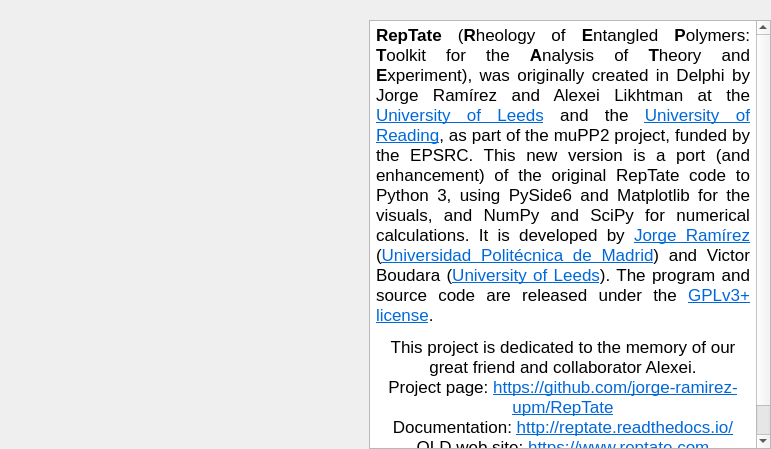
Qt form RepTate/gui/AboutDialog.ui (jorge-ramirez-upm/RepTate) before a commit.
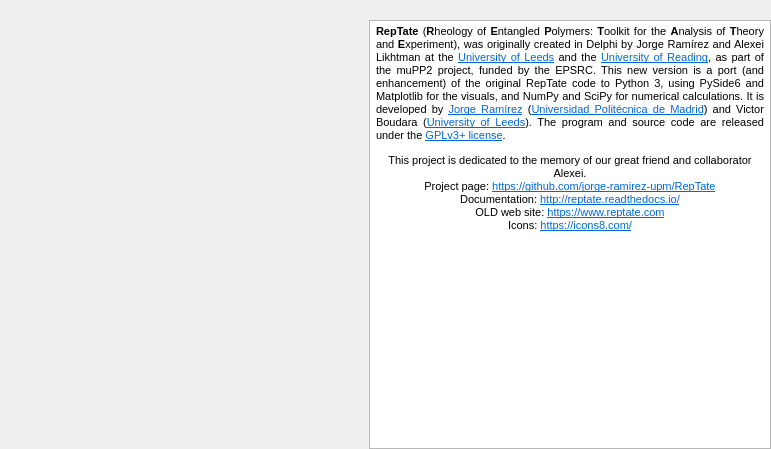
The same form after that commit. Icons and pictures are not drawn.

Commit message: Changed font of About dialog

```diff
--- a/RepTate/gui/AboutDialog.ui
+++ b/RepTate/gui/AboutDialog.ui
@@ -171,11 +171,11 @@
         </property>
         <property name="html">
          <string>&lt;!DOCTYPE HTML PUBLIC &quot;-//W3C//DTD HTML 4.0//EN&quot; &quot;http://www.w3.org/TR/REC-html40/strict.dtd&quot;&gt;
-&lt;html&gt;&lt;head&gt;&lt;meta name=&quot;qrichtext&quot; content=&quot;1&quot; /&gt;&lt;style type=&quot;text/css&quot;&gt;
+&lt;html&gt;&lt;head&gt;&lt;meta name=&quot;qrichtext&quot; content=&quot;1&quot; /&gt;&lt;meta charset=&quot;utf-8&quot; /&gt;&lt;style type=&quot;text/css&quot;&gt;
 p, li { white-space: pre-wrap; }
-&lt;/style&gt;&lt;/head&gt;&lt;body style=&quot; font-family:'.SF NS Text'; font-size:13pt; font-weight:400; font-style:normal;&quot;&gt;
-&lt;p align=&quot;justify&quot; style=&quot; margin-top:0px; margin-bottom:0px; margin-left:2px; margin-right:2px; -qt-block-indent:0; text-indent:0px;&quot;&gt;&lt;span style=&quot; font-weight:600;&quot;&gt;RepTate&lt;/span&gt; (&lt;span style=&quot; font-weight:600;&quot;&gt;R&lt;/span&gt;heology of &lt;span style=&quot; font-weight:600;&quot;&gt;E&lt;/span&gt;ntangled &lt;span style=&quot; font-weight:600;&quot;&gt;P&lt;/span&gt;olymers: &lt;span style=&quot; font-weight:600;&quot;&gt;T&lt;/span&gt;oolkit for the &lt;span style=&quot; font-weight:600;&quot;&gt;A&lt;/span&gt;nalysis of &lt;span style=&quot; font-weight:600;&quot;&gt;T&lt;/span&gt;heory and &lt;span style=&quot; font-weight:600;&quot;&gt;E&lt;/span&gt;xperiment), was originally created in Delphi by Jorge Ramírez and Alexei Likhtman at the &lt;a href=&quot;http://www.leeds.ac.uk/&quot;&gt;&lt;span style=&quot; text-decoration: underline; color:#0068da;&quot;&gt;University of Leeds&lt;/span&gt;&lt;/a&gt; and the &lt;a href=&quot;http://www.reading.ac.uk/&quot;&gt;&lt;span style=&quot; text-decoration: underline; color:#0068da;&quot;&gt;University of Reading&lt;/span&gt;&lt;/a&gt;, as part of the muPP2 project, funded by the EPSRC. This new version is a port (and enhancement) of the original RepTate code to Python 3, using PySide6 and Matplotlib for the visuals, and NumPy and SciPy for numerical calculations. It is developed by &lt;a href=&quot;mailto: jorge.ramirez@upm.es&quot;&gt;&lt;span style=&quot; text-decoration: underline; color:#0068da;&quot;&gt;Jorge Ramírez&lt;/span&gt;&lt;/a&gt; (&lt;a href=&quot;http://www.upm.es&quot;&gt;&lt;span style=&quot; text-decoration: underline; color:#0068da;&quot;&gt;Universidad Politécnica de Madrid&lt;/span&gt;&lt;/a&gt;) and Victor Boudara (&lt;a href=&quot;http://www.leeds.ac.uk&quot;&gt;&lt;span style=&quot; text-decoration: underline; color:#0068da;&quot;&gt;University of Leeds&lt;/span&gt;&lt;/a&gt;). The program and source code are released under the &lt;a href=&quot;https://www.gnu.org/licenses/gpl-3.0.en.html&quot;&gt;&lt;span style=&quot; text-decoration: underline; color:#0068da;&quot;&gt;GPLv3+ license&lt;/span&gt;&lt;/a&gt;.&lt;/p&gt;
-&lt;p align=&quot;center&quot; style=&quot; margin-top:12px; margin-bottom:12px; margin-left:0px; margin-right:0px; -qt-block-indent:0; text-indent:0px;&quot;&gt;This project is dedicated to the memory of our great friend and collaborator Alexei.&lt;br /&gt;Project page: &lt;a href=&quot;https://github.com/jorge-ramirez-upm/RepTate&quot;&gt;&lt;span style=&quot; text-decoration: underline; color:#0068da;&quot;&gt;https://github.com/jorge-ramirez-upm/RepTate&lt;/span&gt;&lt;/a&gt;&lt;br /&gt;Documentation: &lt;a href=&quot;https://reptate.readthedocs.io/&quot;&gt;&lt;span style=&quot; text-decoration: underline; color:#0068da;&quot;&gt;http://reptate.readthedocs.io/&lt;/span&gt;&lt;/a&gt;&lt;br /&gt;OLD web site: &lt;a href=&quot;http://www.reptate.com&quot;&gt;&lt;span style=&quot; text-decoration: underline; color:#0068da;&quot;&gt;https://www.reptate.com&lt;/span&gt;&lt;/a&gt;&lt;br /&gt;Icons: &lt;a href=&quot;https://icons8.com/&quot;&gt;&lt;span style=&quot; text-decoration: underline; color:#0068da;&quot;&gt;https://icons8.com/&lt;/span&gt;&lt;/a&gt;&lt;/p&gt;&lt;/body&gt;&lt;/html&gt;</string>
+&lt;/style&gt;&lt;/head&gt;&lt;body style=&quot; font-family:'Segoe UI'; font-size:9pt; font-weight:400; font-style:normal;&quot;&gt;
+&lt;p align=&quot;justify&quot; style=&quot; margin-top:0px; margin-bottom:0px; margin-left:2px; margin-right:2px; -qt-block-indent:0; text-indent:0px;&quot;&gt;&lt;span style=&quot; font-family:'.SF NS Text'; font-size:8pt; font-weight:600;&quot;&gt;RepTate&lt;/span&gt;&lt;span style=&quot; font-family:'.SF NS Text'; font-size:8pt;&quot;&gt; (&lt;/span&gt;&lt;span style=&quot; font-family:'.SF NS Text'; font-size:8pt; font-weight:600;&quot;&gt;R&lt;/span&gt;&lt;span style=&quot; font-family:'.SF NS Text'; font-size:8pt;&quot;&gt;heology of &lt;/span&gt;&lt;span style=&quot; font-family:'.SF NS Text'; font-size:8pt; font-weight:600;&quot;&gt;E&lt;/span&gt;&lt;span style=&quot; font-family:'.SF NS Text'; font-size:8pt;&quot;&gt;ntangled &lt;/span&gt;&lt;span style=&quot; font-family:'.SF NS Text'; font-size:8pt; font-weight:600;&quot;&gt;P&lt;/span&gt;&lt;span style=&quot; font-family:'.SF NS Text'; font-size:8pt;&quot;&gt;olymers: &lt;/span&gt;&lt;span style=&quot; font-family:'.SF NS Text'; font-size:8pt; font-weight:600;&quot;&gt;T&lt;/span&gt;&lt;span style=&quot; font-family:'.SF NS Text'; font-size:8pt;&quot;&gt;oolkit for the &lt;/span&gt;&lt;span style=&quot; font-family:'.SF NS Text'; font-size:8pt; font-weight:600;&quot;&gt;A&lt;/span&gt;&lt;span style=&quot; font-family:'.SF NS Text'; font-size:8pt;&quot;&gt;nalysis of &lt;/span&gt;&lt;span style=&quot; font-family:'.SF NS Text'; font-size:8pt; font-weight:600;&quot;&gt;T&lt;/span&gt;&lt;span style=&quot; font-family:'.SF NS Text'; font-size:8pt;&quot;&gt;heory and &lt;/span&gt;&lt;span style=&quot; font-family:'.SF NS Text'; font-size:8pt; font-weight:600;&quot;&gt;E&lt;/span&gt;&lt;span style=&quot; font-family:'.SF NS Text'; font-size:8pt;&quot;&gt;xperiment), was originally created in Delphi by Jorge Ramírez and Alexei Likhtman at the &lt;/span&gt;&lt;a href=&quot;http://www.leeds.ac.uk/&quot;&gt;&lt;span style=&quot; font-family:'.SF NS Text'; font-size:8pt; text-decoration: underline; color:#0068da;&quot;&gt;University of Leeds&lt;/span&gt;&lt;/a&gt;&lt;span style=&quot; font-family:'.SF NS Text'; font-size:8pt;&quot;&gt; and the &lt;/span&gt;&lt;a href=&quot;http://www.reading.ac.uk/&quot;&gt;&lt;span style=&quot; font-family:'.SF NS Text'; font-size:8pt; text-decoration: underline; color:#0068da;&quot;&gt;University of Reading&lt;/span&gt;&lt;/a&gt;&lt;span style=&quot; font-family:'.SF NS Text'; font-size:8pt;&quot;&gt;, as part of the muPP2 project, funded by the EPSRC. This new version is a port (and enhancement) of the original RepTate code to Python 3, using PySide6 and Matplotlib for the visuals, and NumPy and SciPy for numerical calculations. It is developed by &lt;/span&gt;&lt;a href=&quot;mailto: jorge.ramirez@upm.es&quot;&gt;&lt;span style=&quot; font-family:'.SF NS Text'; font-size:8pt; text-decoration: underline; color:#0068da;&quot;&gt;Jorge Ramírez&lt;/span&gt;&lt;/a&gt;&lt;span style=&quot; font-family:'.SF NS Text'; font-size:8pt;&quot;&gt; (&lt;/span&gt;&lt;a href=&quot;http://www.upm.es&quot;&gt;&lt;span style=&quot; font-family:'.SF NS Text'; font-size:8pt; text-decoration: underline; color:#0068da;&quot;&gt;Universidad Politécnica de Madrid&lt;/span&gt;&lt;/a&gt;&lt;span style=&quot; font-family:'.SF NS Text'; font-size:8pt;&quot;&gt;) and Victor Boudara (&lt;/span&gt;&lt;a href=&quot;http://www.leeds.ac.uk&quot;&gt;&lt;span style=&quot; font-family:'.SF NS Text'; font-size:8pt; text-decoration: underline; color:#0068da;&quot;&gt;University of Leeds&lt;/span&gt;&lt;/a&gt;&lt;span style=&quot; font-family:'.SF NS Text'; font-size:8pt;&quot;&gt;). The program and source code are released under the &lt;/span&gt;&lt;a href=&quot;https://www.gnu.org/licenses/gpl-3.0.en.html&quot;&gt;&lt;span style=&quot; font-family:'.SF NS Text'; font-size:8pt; text-decoration: underline; color:#0068da;&quot;&gt;GPLv3+ license&lt;/span&gt;&lt;/a&gt;&lt;span style=&quot; font-family:'.SF NS Text'; font-size:8pt;&quot;&gt;.&lt;/span&gt;&lt;/p&gt;
+&lt;p align=&quot;center&quot; style=&quot; margin-top:12px; margin-bottom:12px; margin-left:0px; margin-right:0px; -qt-block-indent:0; text-indent:0px;&quot;&gt;&lt;span style=&quot; font-family:'.SF NS Text'; font-size:8pt;&quot;&gt;This project is dedicated to the memory of our great friend and collaborator Alexei.&lt;br /&gt;Project page: &lt;/span&gt;&lt;a href=&quot;https://github.com/jorge-ramirez-upm/RepTate&quot;&gt;&lt;span style=&quot; font-family:'.SF NS Text'; font-size:8pt; text-decoration: underline; color:#0068da;&quot;&gt;https://github.com/jorge-ramirez-upm/RepTate&lt;/span&gt;&lt;/a&gt;&lt;span style=&quot; font-family:'.SF NS Text'; font-size:8pt;&quot;&gt;&lt;br /&gt;Documentation: &lt;/span&gt;&lt;a href=&quot;https://reptate.readthedocs.io/&quot;&gt;&lt;span style=&quot; font-family:'.SF NS Text'; font-size:8pt; text-decoration: underline; color:#0068da;&quot;&gt;http://reptate.readthedocs.io/&lt;/span&gt;&lt;/a&gt;&lt;span style=&quot; font-family:'.SF NS Text'; font-size:8pt;&quot;&gt;&lt;br /&gt;OLD web site: &lt;/span&gt;&lt;a href=&quot;http://www.reptate.com&quot;&gt;&lt;span style=&quot; font-family:'.SF NS Text'; font-size:8pt; text-decoration: underline; color:#0068da;&quot;&gt;https://www.reptate.com&lt;/span&gt;&lt;/a&gt;&lt;span style=&quot; font-family:'.SF NS Text'; font-size:8pt;&quot;&gt;&lt;br /&gt;Icons: &lt;/span&gt;&lt;a href=&quot;https://icons8.com/&quot;&gt;&lt;span style=&quot; font-family:'.SF NS Text'; font-size:8pt; text-decoration: underline; color:#0068da;&quot;&gt;https://icons8.com/&lt;/span&gt;&lt;/a&gt;&lt;/p&gt;&lt;/body&gt;&lt;/html&gt;</string>
         </property>
         <property name="openExternalLinks">
          <bool>true</bool>
```
Left out of the diff: 10 changed lines with no effect on the pictures.
